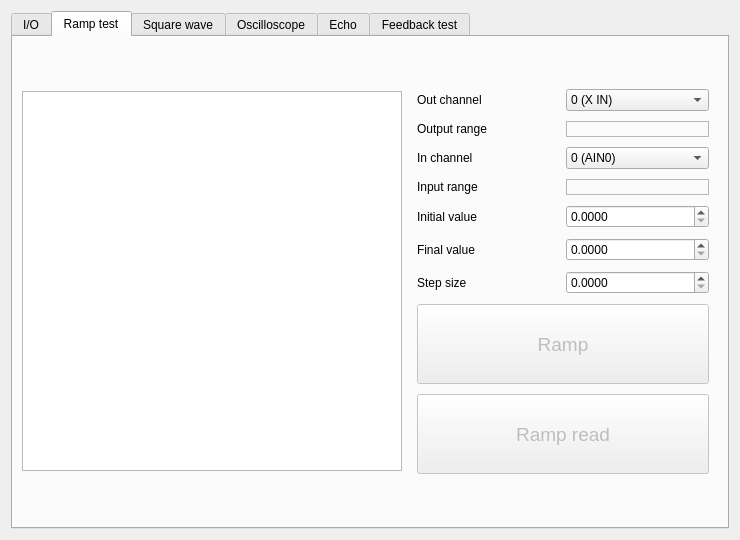
Qt form pyqt5 STM software/ui/Etest.ui (freestylexyz/STM-pyqt5-software) before a commit.
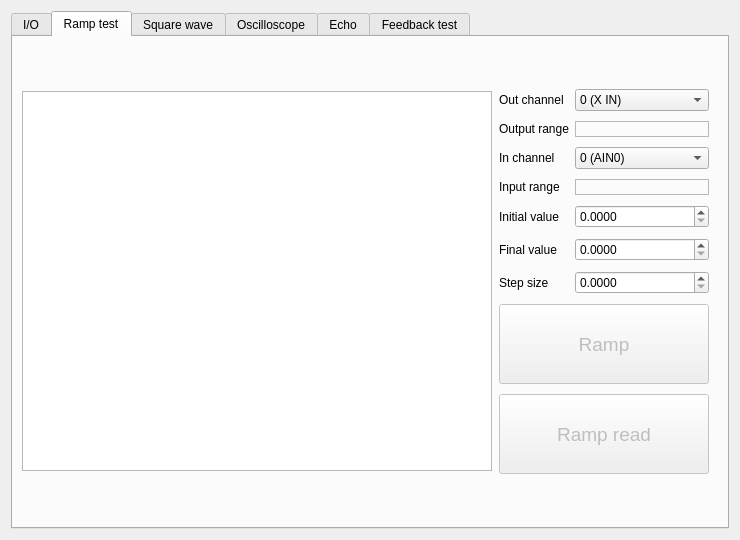
The same form after that commit. The open tabs and pages were chosen to show the change. Icons and pictures are not drawn. Custom widgets are drawn as their Qt base class.

```diff
--- a/pyqt5 STM software/ui/Etest.ui
+++ b/pyqt5 STM software/ui/Etest.ui
@@ -950,7 +950,7 @@
            </widget>
           </item>
           <item row="8" column="0" colspan="2">
-           <widget class="QPushButton" name="pushButton_Ramp_RTest">
+           <widget class="QPushButton" name="pushButton_RRead_RTest">
             <property name="enabled">
              <bool>false</bool>
             </property>
@@ -1036,7 +1036,7 @@
            </widget>
           </item>
           <item row="7" column="0" colspan="2">
-           <widget class="QPushButton" name="pushButton_RRread_RTest">
+           <widget class="QPushButton" name="pushButton_Ramp_RTest">
             <property name="enabled">
              <bool>false</bool>
             </property>
@@ -1223,7 +1223,7 @@
          </property>
          <property name="minimumSize">
           <size>
-           <width>380</width>
+           <width>470</width>
            <height>380</height>
           </size>
          </property>
@@ -2036,6 +2036,13 @@
    </item>
   </layout>
  </widget>
+ <customwidgets>
+  <customwidget>
+   <class>GraphicsLayoutWidget</class>
+   <extends>QGraphicsView</extends>
+   <header location="global">pyqtgraph</header>
+  </customwidget>
+ </customwidgets>
  <resources>
   <include location="logo.qrc"/>
  </resources>
```
Left out of the diff: 53 changed lines with no effect on the pictures.
